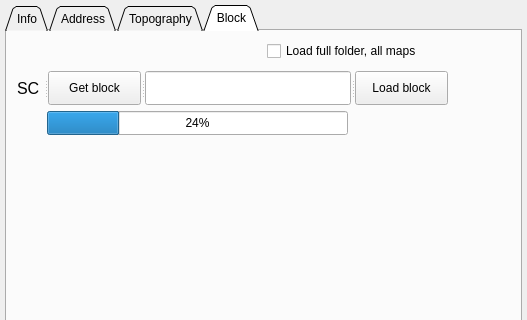
Before: the Qt Designer form ui_files/QgisVdoDockwidgetBase.ui in lugovskovp/QGIS_VDO, drawn with Qt 5; both pictures show x 0 to 527 and y 0 to 320 of the 527 by 837 pixel window.
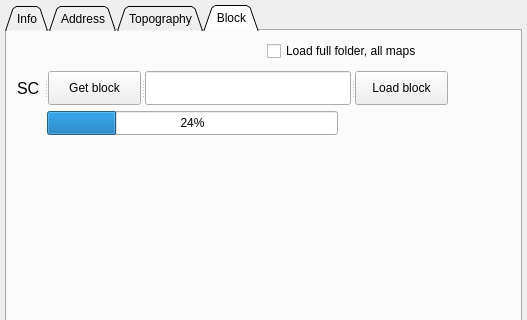
After: the same form once the commit is applied. The open tabs and pages were chosen to show the change. Custom widgets are drawn as their Qt base class.

Commit message:
feat: добавлены имена групп масштабов и информация о блоке
- добавлена константа SCALES_GROUP_NAMES с описательными именами для каждого scaleId
- добавлен метод tr() для локализации строк
- добавлена проверка block is None в tabBlock_load_block с выводом сообщения
- добавлен лейбл l_loadBlockInfo для отображения информации о загруженном блоке
- заменены все упоминания SCALE_GROUP_NAME_PREFIX на SCALES_GROUP_NAMES[scaleId]
- изменён таб по умолчанию на 3-й (Block)

```diff
--- a/ui_files/QgisVdoDockwidgetBase.ui
+++ b/ui_files/QgisVdoDockwidgetBase.ui
@@ -1324,7 +1324,7 @@
          <rect>
           <x>40</x>
           <y>80</y>
-          <width>301</width>
+          <width>291</width>
           <height>24</height>
          </rect>
         </property>
```
Left out of the diff: 26 changed lines with no effect on the pictures. The commit also changes 1 other file.
